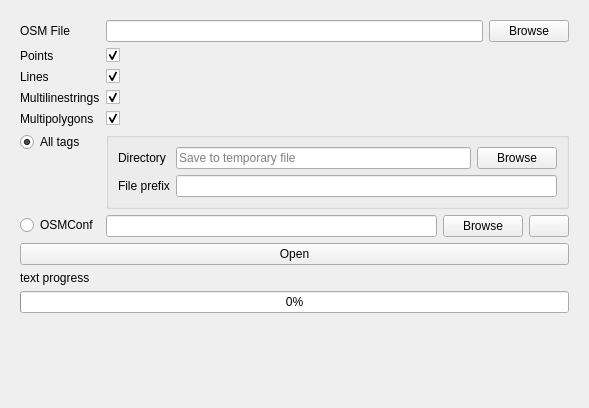
This is ui/osm_file.ui in 3liz/QuickOSM as Qt 5 draws it before an edit. The edited form follows.
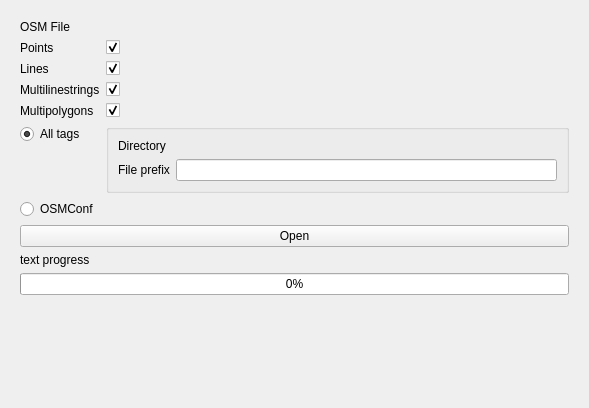
This is the edited form. Icons and pictures are not drawn. Custom widgets are drawn as their Qt base class.

```diff
--- a/ui/osm_file.ui
+++ b/ui/osm_file.ui
@@ -30,8 +30,8 @@
        <rect>
         <x>0</x>
         <y>0</y>
-        <width>550</width>
-        <height>411</height>
+        <width>571</width>
+        <height>390</height>
        </rect>
       </property>
       <layout class="QVBoxLayout" name="verticalLayout">
@@ -48,18 +48,7 @@
           </widget>
          </item>
          <item row="0" column="1">
-          <layout class="QHBoxLayout" name="horizontalLayout">
-           <item>
-            <widget class="QLineEdit" name="lineEdit_osmFile"/>
-           </item>
-           <item>
-            <widget class="QPushButton" name="pushButton_browseOsmFile">
-             <property name="text">
-              <string>Browse</string>
-             </property>
-            </widget>
-           </item>
-          </layout>
+          <widget class="QgsFileWidget" name="osm_file" native="true"/>
          </item>
          <item row="1" column="0">
           <widget class="QLabel" name="label_3">
@@ -95,6 +84,13 @@
            </property>
           </widget>
          </item>
+         <item row="3" column="0">
+          <widget class="QLabel" name="label_5">
+           <property name="text">
+            <string notr="true">Multilinestrings</string>
+           </property>
+          </widget>
+         </item>
          <item row="3" column="1">
           <widget class="QCheckBox" name="checkBox_multilinestrings">
            <property name="text">
@@ -122,7 +118,7 @@
            </property>
           </widget>
          </item>
-         <item row="6" column="0">
+         <item row="5" column="0">
           <widget class="QRadioButton" name="radioButton_allTags">
            <property name="text">
             <string>All tags</string>
@@ -132,7 +128,7 @@
            </property>
           </widget>
          </item>
-         <item row="6" column="1">
+         <item row="5" column="1">
           <widget class="QGroupBox" name="groupBox_file">
            <property name="title">
             <string/>
@@ -148,22 +144,7 @@
                </widget>
               </item>
               <item row="0" column="1">
-               <layout class="QHBoxLayout" name="horizontalLayout_3">
-                <item>
-                 <widget class="QLineEdit" name="lineEdit_browseDir">
-                  <property name="placeholderText">
-                   <string>Save to temporary file</string>
-                  </property>
-                 </widget>
-                </item>
-                <item>
-                 <widget class="QPushButton" name="pushButton_browse_output_file">
-                  <property name="text">
-                   <string>Browse</string>
-                  </property>
-                 </widget>
-                </item>
-               </layout>
+               <widget class="QgsFileWidget" name="output_directory" native="true"/>
               </item>
               <item row="1" column="0">
                <widget class="QLabel" name="label_7">
@@ -180,7 +161,7 @@
            </layout>
           </widget>
          </item>
-         <item row="7" column="0">
+         <item row="6" column="0">
           <widget class="QRadioButton" name="radioButton_osmConf">
            <property name="text">
             <string>OSMConf</string>
@@ -190,37 +171,8 @@
            </property>
           </widget>
          </item>
-         <item row="7" column="1">
-          <layout class="QHBoxLayout" name="horizontalLayout_osmConf">
-           <item>
-            <widget class="QLineEdit" name="lineEdit_osmConf"/>
-           </item>
-           <item>
-            <widget class="QPushButton" name="pushButton_browseOsmConf">
-             <property name="text">
-              <string>Browse</string>
-             </property>
-            </widget>
-           </item>
-           <item>
-            <widget class="QPushButton" name="pushButton_resetIni">
-             <property name="text">
-              <string/>
-             </property>
-             <property name="icon">
-              <iconset>
-               <normaloff>../resources/refresh.png</normaloff>../resources/refresh.png</iconset>
-             </property>
-            </widget>
-           </item>
-          </layout>
-         </item>
-         <item row="3" column="0">
-          <widget class="QLabel" name="label_5">
-           <property name="text">
-            <string notr="true">Multilinestrings</string>
-           </property>
-          </widget>
+         <item row="6" column="1">
+          <widget class="QgsFileWidget" name="osm_conf" native="true"/>
          </item>
         </layout>
        </item>
@@ -264,6 +216,13 @@
    </item>
   </layout>
  </widget>
+ <customwidgets>
+  <customwidget>
+   <class>QgsFileWidget</class>
+   <extends>QWidget</extends>
+   <header>qgis.gui</header>
+  </customwidget>
+ </customwidgets>
  <resources/>
  <connections>
   <connection>
```
Left out of the diff: 46 changed lines with no effect on the pictures.
